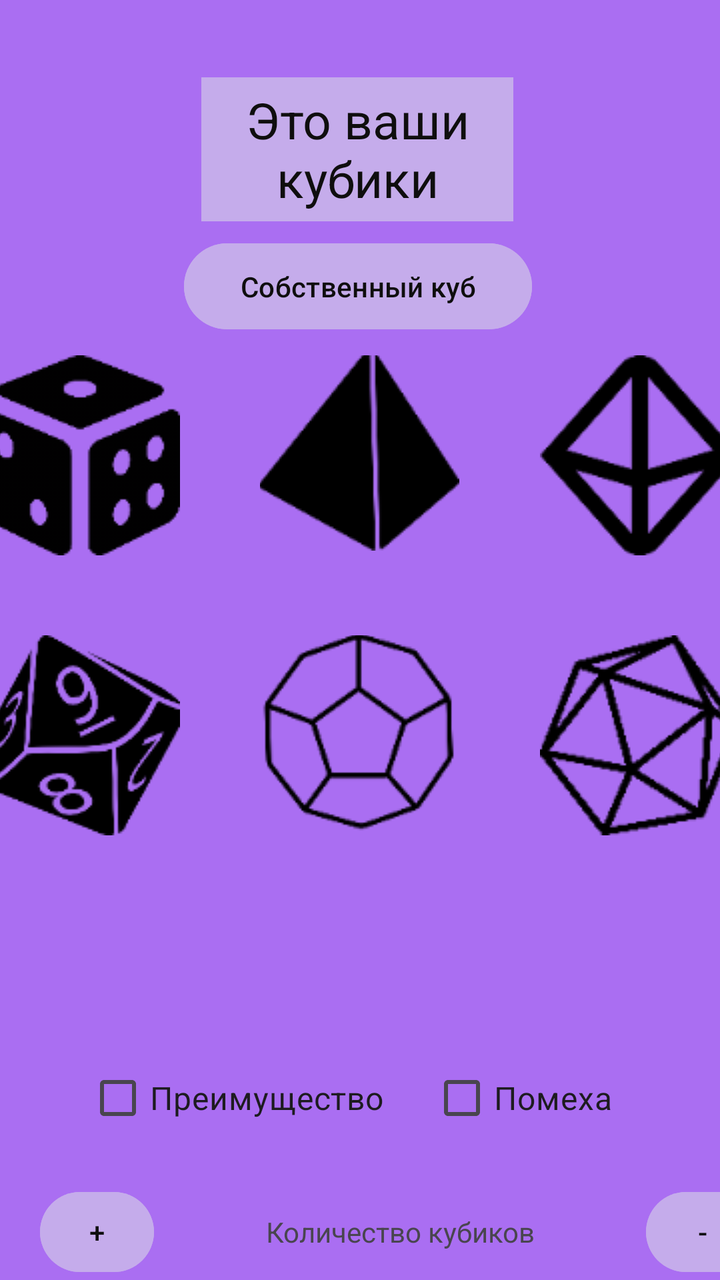
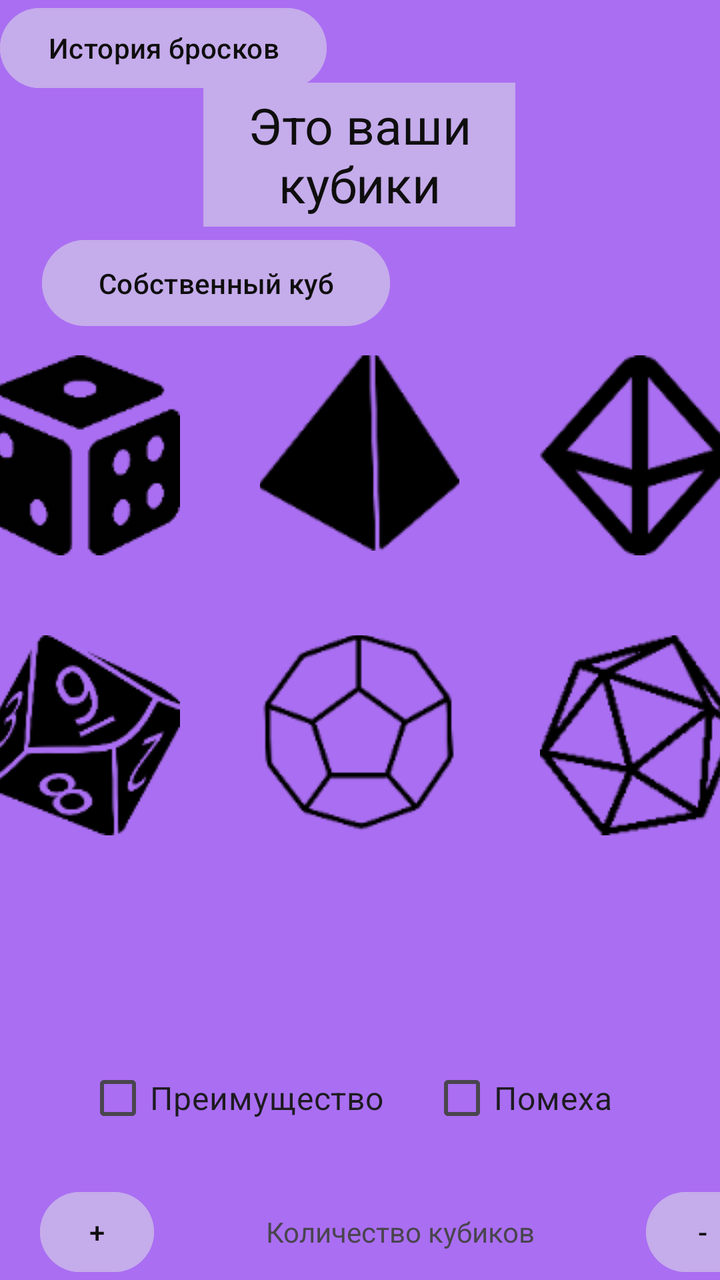

Before-and-after screenshots of an Android layout around one commit, followed by the original layout XML and the change that was made.
<!-- AndroidManifest.xml: application theme Theme.DicePool -->
<!-- res/layout/activity_main.xml -->
<?xml version="1.0" encoding="utf-8"?>
<androidx.constraintlayout.widget.ConstraintLayout xmlns:android="http://schemas.android.com/apk/res/android"
    xmlns:app="http://schemas.android.com/apk/res-auto"
    xmlns:tools="http://schemas.android.com/tools"
    android:id="@+id/main"
    android:layout_width="match_parent"
    android:layout_height="match_parent"
    android:background="#D8611616"
    android:backgroundTint="#9B56F0"
    tools:context=".MainActivity">

    <TextView
        android:layout_width="156dp"
        android:layout_height="72dp"
        android:background="#C5ACEB"
        android:gravity="center"
        android:text="Это ваши кубики"
        android:textColor="#0F0E0E"
        android:textColorHighlight="#662DEB"
        android:textColorHint="#662DEB"
        android:textColorLink="#662DEB"
        android:textSize="25dp"
        app:layout_constraintBottom_toBottomOf="parent"
        app:layout_constraintEnd_toEndOf="parent"
        app:layout_constraintHorizontal_bias="0.494"
        app:layout_constraintStart_toStartOf="parent"
        app:layout_constraintTop_toTopOf="parent"
        app:layout_constraintVertical_bias="0.068" />

    <LinearLayout
        android:layout_width="match_parent"
        android:layout_height="wrap_content"
        android:layout_marginTop="20dp"
        android:layout_marginBottom="4dp"
        android:gravity="center"
        android:orientation="vertical"
        app:layout_constraintBottom_toBottomOf="parent"
        app:layout_constraintEnd_toEndOf="parent"
        app:layout_constraintTop_toTopOf="parent"
        app:layout_constraintVertical_bias="0.41">


        <LinearLayout
            android:id="@+id/linearLayout2"
            android:layout_width="398dp"
            android:layout_height="wrap_content"
            android:gravity="center"
            android:orientation="horizontal">

            <ImageButton
                android:id="@+id/D6"
                android:layout_width="100dp"
                android:layout_height="100dp"
                android:layout_margin="20dp"
                android:backgroundTint="#00FFFFFF"
                android:contentDescription="@string/d6"
                android:src="@drawable/d6"
                android:text="@string/d6"
                android:textAlignment="viewStart"
                android:textDirection="locale" />

            <ImageButton
                android:id="@+id/D4"
                style="@android:style/Widget.ImageButton"
                android:layout_width="100dp"
                android:layout_height="100dp"
                android:layout_margin="20dp"
                android:backgroundTint="#008E4747"
                android:contentDescription="@string/d4"
                android:src="@drawable/d4"
                android:textAlignment="textEnd"
                android:textDirection="anyRtl" />

            <ImageButton
                android:id="@+id/D8"
                android:layout_width="100dp"
                android:layout_height="100dp"
                android:layout_margin="20dp"
                android:backgroundTint="#00FFFFFF"
                android:contentDescription="@string/d8"
                android:src="@drawable/d8" />

        </LinearLayout>

        <LinearLayout
            android:id="@+id/linearLayout"
            android:layout_width="wrap_content"
            android:layout_height="wrap_content"
            android:gravity="center"
            android:orientation="horizontal">

            <ImageButton
                android:id="@+id/D10"
                android:layout_width="100dp"
                android:layout_height="100dp"
                android:layout_margin="20dp"
                android:backgroundTint="#00FFFFFF"
                android:contentDescription="@string/d10"
                android:src="@drawable/d10" />

            <ImageButton
                android:id="@+id/D12"
                style="@android:style/Widget.ImageButton"
                android:layout_width="100dp"
                android:layout_height="100dp"
                android:layout_margin="20dp"
                android:backgroundTint="#008E4747"
                android:contentDescription="@string/d12"
                android:src="@drawable/d12" />

            <ImageButton
                android:id="@+id/D20"
                android:layout_width="100dp"
                android:layout_height="100dp"
                android:layout_margin="20dp"
                android:backgroundTint="#00FFFFFF"
                android:contentDescription="@string/d12"
                android:src="@drawable/d20" />

        </LinearLayout>
    </LinearLayout>

    <LinearLayout
        android:id="@+id/linearCheck"
        android:layout_width="wrap_content"
        android:layout_height="wrap_content"
        android:layout_marginStart="150dp"
        android:layout_marginTop="520dp"
        android:layout_marginEnd="140dp"
        android:gravity="center"
        android:orientation="horizontal"
        app:layout_constraintEnd_toEndOf="parent"
        app:layout_constraintStart_toStartOf="parent"
        app:layout_constraintTop_toTopOf="parent"
        tools:ignore="MissingConstraints">

        <CheckBox
            android:id="@+id/Adv"
            android:layout_width="172dp"
            android:layout_height="58dp"
            android:text="Преимущество"
            android:textSize="16sp"
            tools:layout_editor_absoluteX="76dp"
            tools:layout_editor_absoluteY="520dp" />

        <CheckBox
            android:id="@+id/Disadv"
            android:layout_width="112dp"
            android:layout_height="58dp"
            android:gravity="center_vertical"
            android:text="Помеха"
            android:textSize="16sp"
            tools:layout_editor_absoluteX="76dp"
            tools:layout_editor_absoluteY="520dp" />
    </LinearLayout>
    <LinearLayout
        android:layout_width="373dp"
        android:layout_height="52dp"
        android:layout_marginStart="20dp"
        android:layout_marginTop="592dp"
        android:orientation="horizontal"
        app:layout_constraintStart_toStartOf="parent"
        app:layout_constraintTop_toTopOf="parent"
        tools:ignore="MissingConstraints">

        <Button
            android:id="@+id/Plus1"
            android:layout_width="57dp"
            android:layout_height="wrap_content"
            android:backgroundTint="#C5ACEB"
            android:text="@string/plus"
            android:textColor="#0F0E0E" />
        <TextView
            android:id="@+id/cntofdice"
            android:layout_width="246dp"
            android:layout_height="wrap_content"
            android:gravity="center"
            android:text="Количество кубиков"/>

        <Button
            android:id="@+id/Minus1"
            android:layout_width="57dp"
            android:layout_height="wrap_content"
            android:layout_gravity="top"
            android:backgroundTint="#C5ACEB"
            android:text="@string/minus"
            android:textColor="#0F0E0E" />
    </LinearLayout>

    <LinearLayout
        android:layout_width="373dp"
        android:layout_height="52dp"
        android:layout_marginStart="16dp"
        android:layout_marginTop="660dp"
        android:orientation="horizontal"
        app:layout_constraintStart_toStartOf="parent"
        app:layout_constraintTop_toTopOf="parent"
        tools:ignore="MissingConstraints">

        <Button
            android:id="@+id/Plus2"
            android:layout_width="57dp"
            android:layout_height="wrap_content"
            android:layout_marginStart="5dp"
            android:backgroundTint="#C5ACEB"
            android:text="@string/plus"
            android:textColor="#0F0E0E" />

        <TextView
            android:id="@+id/moreres"
            android:layout_width="246dp"
            android:layout_height="wrap_content"
            android:gravity="center"
            android:text="Плюс к значению"/>

        <Button
            android:id="@+id/Minus2"
            android:layout_width="57dp"
            android:layout_height="wrap_content"
            android:layout_gravity="top"
            android:backgroundTint="#C5ACEB"
            android:text="@string/minus"
            android:textColor="#0F0E0E" />
    </LinearLayout>

    <Button
        android:id="@+id/Custom"
        android:layout_width="174dp"
        android:layout_height="51dp"
        android:backgroundTint="#C5ACEB"
        android:text="Собственный куб"
        android:textColor="#0F0E0E"
        android:textColorLink="#C5ACEB"
        app:iconTint="#C5ACEB"
        app:layout_constraintBottom_toBottomOf="parent"
        app:layout_constraintEnd_toEndOf="parent"
        app:layout_constraintStart_toStartOf="parent"
        app:layout_constraintTop_toTopOf="parent"
        app:layout_constraintVertical_bias="0.2"
        app:layout_constraintHorizontal_bias="0.494"
        tools:ignore="MissingConstraints" />


</androidx.constraintlayout.widget.ConstraintLayout>
<!-- resources referenced by this layout -->
<resources>
  <!-- drawable d10: png bitmap (drawable, 5410 bytes) -->
  <!-- drawable d12: png bitmap (drawable, 4969 bytes) -->
  <!-- drawable d20: png bitmap (drawable, 5662 bytes) -->
  <!-- drawable d4: png bitmap (drawable, 2991 bytes) -->
  <!-- drawable d6: png bitmap (drawable, 3173 bytes) -->
  <!-- drawable d8: png bitmap (drawable, 3604 bytes) -->
  <string name="d10">D10</string>
  <string name="d12">D12</string>
  <string name="d4">D4</string>
  <string name="d6">D6</string>
  <string name="d8">D8</string>
  <string name="minus">-</string>
  <string name="plus">+</string>
  <style name="Theme.DicePool" parent="Base.Theme.DicePool" />
  <style name="Base.Theme.DicePool" parent="Theme.Material3.DayNight.NoActionBar">
          
          
      </style>
</resources>

<!-- the commit's change to res/layout/activity_main.xml (unified diff, before → after) -->
@@ -22,10 +22,10 @@
         android:textSize="25dp"
         app:layout_constraintBottom_toBottomOf="parent"
         app:layout_constraintEnd_toEndOf="parent"
-        app:layout_constraintHorizontal_bias="0.494"
-        app:layout_constraintStart_toStartOf="parent"
-        app:layout_constraintTop_toTopOf="parent"
-        app:layout_constraintVertical_bias="0.068" />
+        app:layout_constraintHorizontal_bias="0.498"
+        app:layout_constraintStart_toStartOf="parent"
+        app:layout_constraintTop_toTopOf="parent"
+        app:layout_constraintVertical_bias="0.073" />
 
     <LinearLayout
         android:layout_width="match_parent"
@@ -234,11 +234,23 @@
         app:iconTint="#C5ACEB"
         app:layout_constraintBottom_toBottomOf="parent"
         app:layout_constraintEnd_toEndOf="parent"
-        app:layout_constraintStart_toStartOf="parent"
-        app:layout_constraintTop_toTopOf="parent"
-        app:layout_constraintVertical_bias="0.2"
-        app:layout_constraintHorizontal_bias="0.494"
+        app:layout_constraintHorizontal_bias="0.113"
+        app:layout_constraintStart_toStartOf="parent"
+        app:layout_constraintTop_toTopOf="parent"
+        app:layout_constraintVertical_bias="0.197"
         tools:ignore="MissingConstraints" />
 
+    <Button
+        android:id="@+id/button"
+        android:layout_width="wrap_content"
+        android:layout_height="wrap_content"
+        android:backgroundTint="#C5ACEB"
+        android:text="История бросков"
+        android:textColor="#0F0E0E"
+        android:onClick="openSecondActivity"
+        tools:layout_editor_absoluteX="226dp"
+        tools:layout_editor_absoluteY="168dp"
+        tools:ignore="MissingConstraints" />
+
 
 </androidx.constraintlayout.widget.ConstraintLayout>
